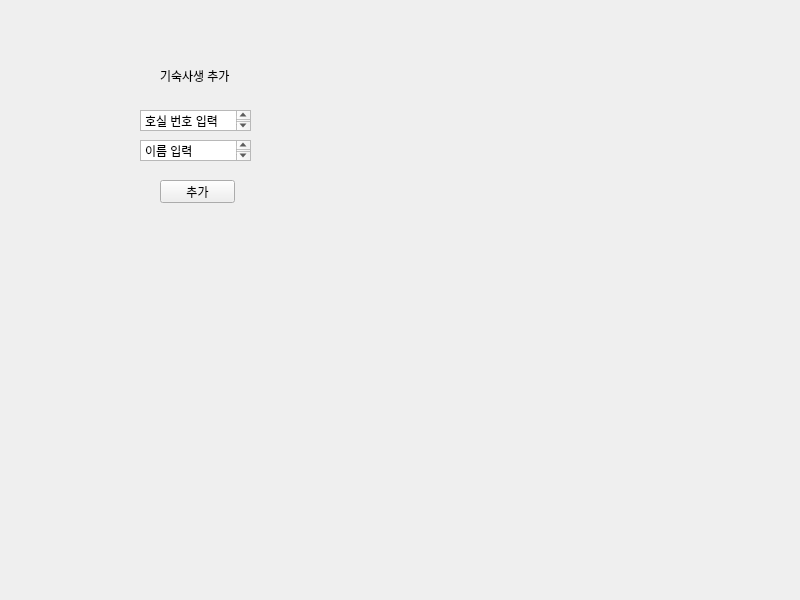
First picture: the form in add.ui, repository Hyemin-12/goingout-journal, before the edit.
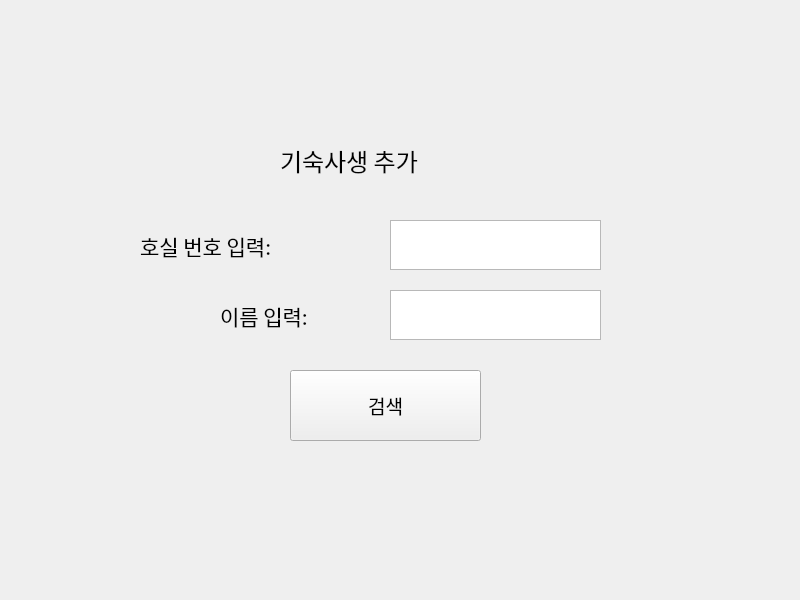
Second picture: the form after the edit.

Commit message: add, delete gui 구현 및 click() 연결

```diff
--- a/add.ui
+++ b/add.ui
@@ -13,66 +13,114 @@
   <property name="windowTitle">
    <string>Form</string>
   </property>
-  <widget class="QTextBrowser" name="search_add_room">
-   <property name="geometry">
-    <rect>
-     <x>140</x>
-     <y>110</y>
-     <width>111</width>
-     <height>21</height>
-    </rect>
-   </property>
-   <property name="html">
-    <string>&lt;!DOCTYPE HTML PUBLIC &quot;-//W3C//DTD HTML 4.0//EN&quot; &quot;http://www.w3.org/TR/REC-html40/strict.dtd&quot;&gt;
-&lt;html&gt;&lt;head&gt;&lt;meta name=&quot;qrichtext&quot; content=&quot;1&quot; /&gt;&lt;style type=&quot;text/css&quot;&gt;
-p, li { white-space: pre-wrap; }
-&lt;/style&gt;&lt;/head&gt;&lt;body style=&quot; font-family:'Gulim'; font-size:9pt; font-weight:400; font-style:normal;&quot;&gt;
-&lt;p style=&quot; margin-top:0px; margin-bottom:0px; margin-left:0px; margin-right:0px; -qt-block-indent:0; text-indent:0px;&quot;&gt;호실 번호 입력&lt;/p&gt;&lt;/body&gt;&lt;/html&gt;</string>
-   </property>
-  </widget>
-  <widget class="QTextBrowser" name="search_add_name">
-   <property name="geometry">
-    <rect>
-     <x>140</x>
-     <y>140</y>
-     <width>111</width>
-     <height>21</height>
-    </rect>
-   </property>
-   <property name="html">
-    <string>&lt;!DOCTYPE HTML PUBLIC &quot;-//W3C//DTD HTML 4.0//EN&quot; &quot;http://www.w3.org/TR/REC-html40/strict.dtd&quot;&gt;
-&lt;html&gt;&lt;head&gt;&lt;meta name=&quot;qrichtext&quot; content=&quot;1&quot; /&gt;&lt;style type=&quot;text/css&quot;&gt;
-p, li { white-space: pre-wrap; }
-&lt;/style&gt;&lt;/head&gt;&lt;body style=&quot; font-family:'Gulim'; font-size:9pt; font-weight:400; font-style:normal;&quot;&gt;
-&lt;p style=&quot; margin-top:0px; margin-bottom:0px; margin-left:0px; margin-right:0px; -qt-block-indent:0; text-indent:0px;&quot;&gt;이름 입력&lt;/p&gt;&lt;/body&gt;&lt;/html&gt;</string>
-   </property>
-  </widget>
-  <widget class="QPushButton" name="btn_add_student">
-   <property name="geometry">
-    <rect>
-     <x>160</x>
-     <y>180</y>
-     <width>75</width>
-     <height>23</height>
-    </rect>
-   </property>
-   <property name="text">
-    <string>추가</string>
-   </property>
-  </widget>
   <widget class="QLabel" name="add_title">
    <property name="geometry">
     <rect>
-     <x>160</x>
-     <y>70</y>
-     <width>80</width>
-     <height>12</height>
+     <x>280</x>
+     <y>140</y>
+     <width>271</width>
+     <height>41</height>
     </rect>
    </property>
+   <property name="font">
+    <font>
+     <family>궁서체</family>
+     <pointsize>18</pointsize>
+    </font>
+   </property>
    <property name="text">
     <string>기숙사생 추가</string>
    </property>
   </widget>
+  <widget class="QLabel" name="search_title_3">
+   <property name="geometry">
+    <rect>
+     <x>220</x>
+     <y>290</y>
+     <width>171</width>
+     <height>51</height>
+    </rect>
+   </property>
+   <property name="font">
+    <font>
+     <family>궁서체</family>
+     <pointsize>16</pointsize>
+    </font>
+   </property>
+   <property name="text">
+    <string>이름 입력:</string>
+   </property>
+  </widget>
+  <widget class="QPushButton" name="btn_add_student">
+   <property name="geometry">
+    <rect>
+     <x>290</x>
+     <y>370</y>
+     <width>191</width>
+     <height>71</height>
+    </rect>
+   </property>
+   <property name="font">
+    <font>
+     <family>궁서체</family>
+     <pointsize>14</pointsize>
+    </font>
+   </property>
+   <property name="text">
+    <string>검색</string>
+   </property>
+  </widget>
+  <widget class="QPlainTextEdit" name="plainTextEdit_2">
+   <property name="geometry">
+    <rect>
+     <x>390</x>
+     <y>220</y>
+     <width>211</width>
+     <height>50</height>
+    </rect>
+   </property>
+   <property name="font">
+    <font>
+     <family>궁서체</family>
+     <pointsize>14</pointsize>
+    </font>
+   </property>
+  </widget>
+  <widget class="QLabel" name="search_title_2">
+   <property name="geometry">
+    <rect>
+     <x>140</x>
+     <y>220</y>
+     <width>251</width>
+     <height>51</height>
+    </rect>
+   </property>
+   <property name="font">
+    <font>
+     <family>궁서체</family>
+     <pointsize>16</pointsize>
+    </font>
+   </property>
+   <property name="text">
+    <string>호실 번호 입력:</string>
+   </property>
+  </widget>
+  <widget class="QPlainTextEdit" name="plainTextEdit_3">
+   <property name="geometry">
+    <rect>
+     <x>390</x>
+     <y>290</y>
+     <width>211</width>
+     <height>50</height>
+    </rect>
+   </property>
+   <property name="font">
+    <font>
+     <family>궁서체</family>
+     <pointsize>14</pointsize>
+    </font>
+   </property>
+  </widget>
  </widget>
  <resources/>
  <connections/>
```
The commit also changes 3 other files.
